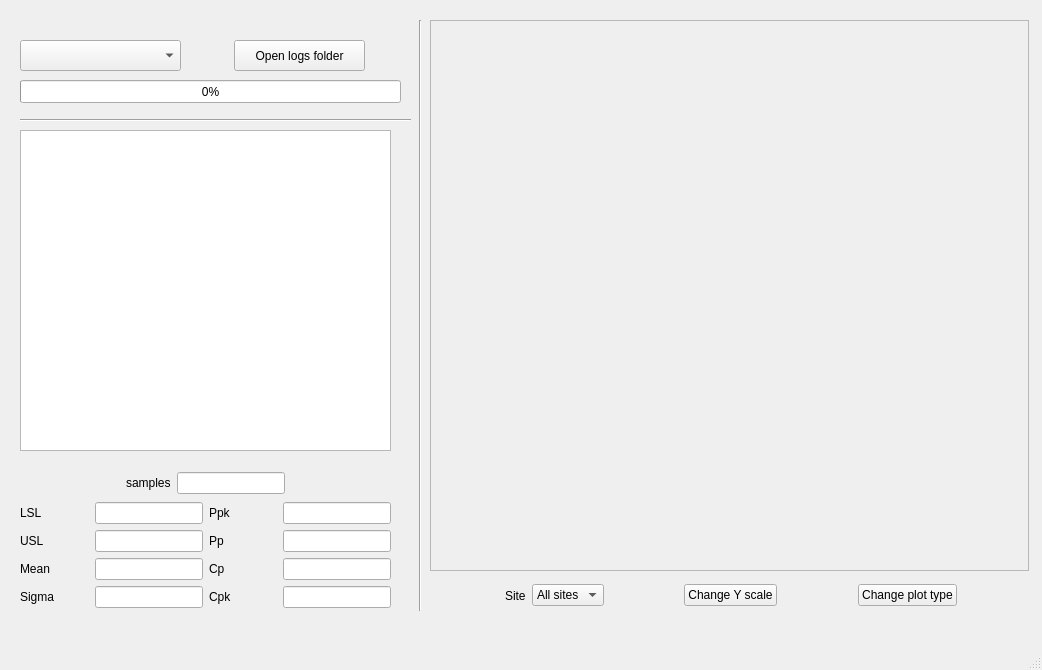
Above: dataAnalyzerGUI.ui from Unvire/DataAnalyzer before the change. Below: the same form after it.
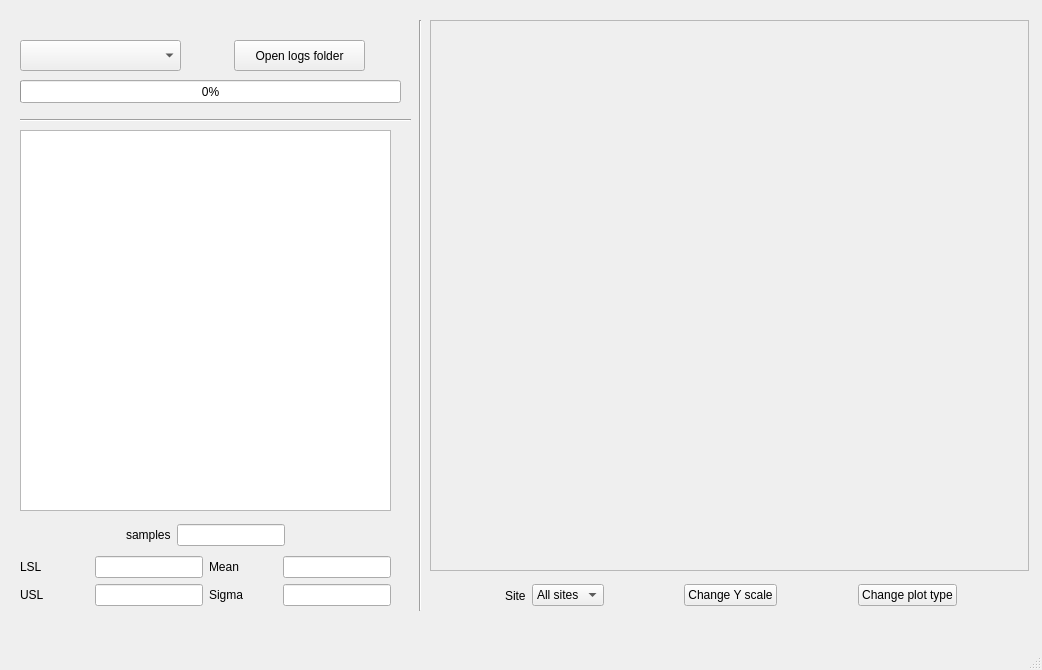
That is the form after the change.

Commit message: removes cp, cpk, pp, ppk

```diff
--- a/dataAnalyzerGUI.ui
+++ b/dataAnalyzerGUI.ui
@@ -18,9 +18,9 @@
     <property name="geometry">
      <rect>
       <x>20</x>
-      <y>470</y>
+      <y>520</y>
       <width>371</width>
-      <height>142</height>
+      <height>91</height>
      </rect>
     </property>
     <layout class="QVBoxLayout" name="verticalLayout_3">
@@ -129,8 +129,12 @@
            </item>
           </layout>
          </item>
+        </layout>
+       </item>
+       <item>
+        <layout class="QVBoxLayout" name="verticalLayout_2">
          <item>
-          <layout class="QHBoxLayout" name="horizontalLayout_4">
+          <layout class="QHBoxLayout" name="horizontalLayout_6">
            <item>
             <widget class="QLabel" name="averageLabel">
              <property name="text">
@@ -157,7 +161,7 @@
           </layout>
          </item>
          <item>
-          <layout class="QHBoxLayout" name="horizontalLayout_3">
+          <layout class="QHBoxLayout" name="horizontalLayout_5">
            <item>
             <widget class="QLabel" name="sigmaLabel">
              <property name="text">
@@ -185,118 +189,6 @@
          </item>
         </layout>
        </item>
-       <item>
-        <layout class="QVBoxLayout" name="verticalLayout_2">
-         <item>
-          <layout class="QHBoxLayout" name="horizontalLayout_6">
-           <item>
-            <widget class="QLabel" name="ppkLabel">
-             <property name="text">
-              <string>Ppk</string>
-             </property>
-            </widget>
-           </item>
-           <item>
-            <widget class="QLineEdit" name="ppkEdit">
-             <property name="sizePolicy">
-              <sizepolicy hsizetype="Fixed" vsizetype="Fixed">
-               <horstretch>0</horstretch>
-               <verstretch>0</verstretch>
-              </sizepolicy>
-             </property>
-             <property name="cursor">
-              <cursorShape>IBeamCursor</cursorShape>
-             </property>
-             <property name="readOnly">
-              <bool>true</bool>
-             </property>
-            </widget>
-           </item>
-          </layout>
-         </item>
-         <item>
-          <layout class="QHBoxLayout" name="horizontalLayout_8">
-           <item>
-            <widget class="QLabel" name="ppLabel">
-             <property name="text">
-              <string>Pp</string>
-             </property>
-            </widget>
-           </item>
-           <item>
-            <widget class="QLineEdit" name="ppEdit">
-             <property name="sizePolicy">
-              <sizepolicy hsizetype="Fixed" vsizetype="Fixed">
-               <horstretch>0</horstretch>
-               <verstretch>0</verstretch>
-              </sizepolicy>
-             </property>
-             <property name="cursor">
-              <cursorShape>IBeamCursor</cursorShape>
-             </property>
-             <property name="readOnly">
-              <bool>true</bool>
-             </property>
-            </widget>
-           </item>
-          </layout>
-         </item>
-         <item>
-          <layout class="QHBoxLayout" name="horizontalLayout_7">
-           <item>
-            <widget class="QLabel" name="cpLabel">
-             <property name="text">
-              <string>Cp</string>
-             </property>
-            </widget>
-           </item>
-           <item>
-            <widget class="QLineEdit" name="cpEdit">
-             <property name="sizePolicy">
-              <sizepolicy hsizetype="Fixed" vsizetype="Fixed">
-               <horstretch>0</horstretch>
-               <verstretch>0</verstretch>
-              </sizepolicy>
-             </property>
-             <property name="cursor">
-              <cursorShape>IBeamCursor</cursorShape>
-             </property>
-             <property name="readOnly">
-              <bool>true</bool>
-             </property>
-            </widget>
-           </item>
-          </layout>
-         </item>
-         <item>
-          <layout class="QHBoxLayout" name="horizontalLayout_5">
-           <item>
-            <widget class="QLabel" name="cpkLabel">
-             <property name="text">
-              <string>Cpk</string>
-             </property>
-            </widget>
-           </item>
-           <item>
-            <widget class="QLineEdit" name="cpkEdit">
-             <property name="sizePolicy">
-              <sizepolicy hsizetype="Fixed" vsizetype="Fixed">
-               <horstretch>0</horstretch>
-               <verstretch>0</verstretch>
-              </sizepolicy>
-             </property>
-             <property name="cursor">
-              <cursorShape>IBeamCursor</cursorShape>
-             </property>
-             <property name="readOnly">
-              <bool>true</bool>
-             </property>
-            </widget>
-           </item>
-          </layout>
-         </item>
-        </layout>
-       </item>
       </layout>
      </item>
     </layout>
@@ -388,7 +280,7 @@
       <x>20</x>
       <y>130</y>
       <width>371</width>
-      <height>321</height>
+      <height>381</height>
      </rect>
     </property>
    </widget>
```
The commit also changes 2 other files.
